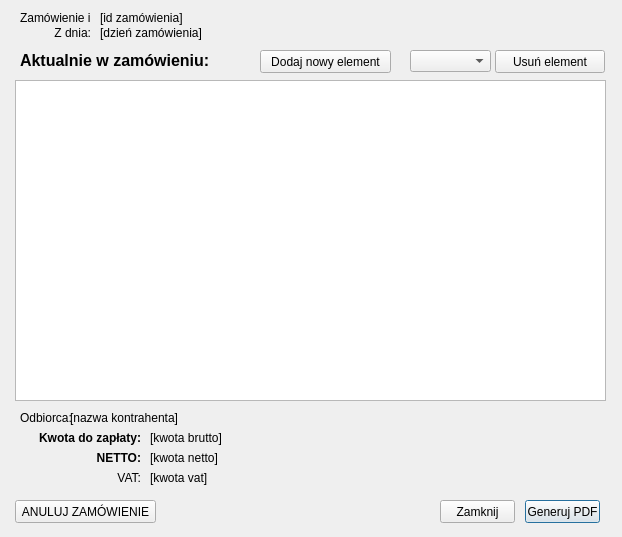
DzimiX/ProgramSprzedazowy, file salescreate.ui: the form before one commit.
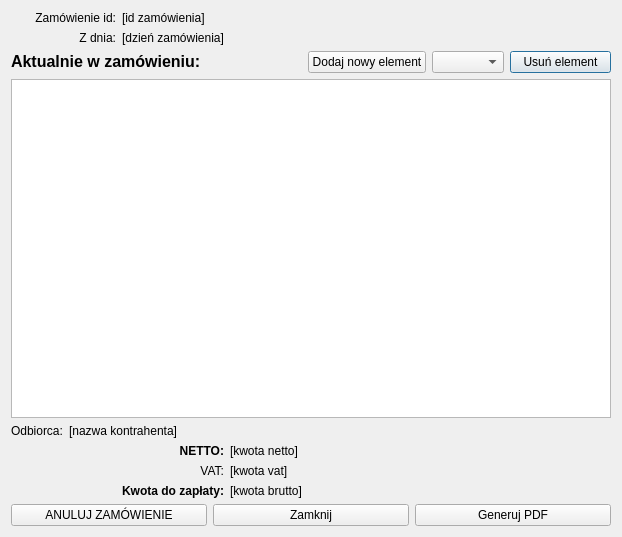
The form after the commit.

```diff
--- a/salescreate.ui
+++ b/salescreate.ui
@@ -13,269 +13,154 @@
   <property name="windowTitle">
    <string>Tworzenie zamówienia</string>
   </property>
-  <widget class="QLabel" name="label">
-   <property name="geometry">
-    <rect>
-     <x>20</x>
-     <y>50</y>
-     <width>221</width>
-     <height>21</height>
-    </rect>
-   </property>
-   <property name="text">
-    <string>&lt;html&gt;&lt;head/&gt;&lt;body&gt;&lt;p&gt;&lt;span style=&quot; font-size:12pt; font-weight:600;&quot;&gt;Aktualnie w zamówieniu:&lt;/span&gt;&lt;/p&gt;&lt;/body&gt;&lt;/html&gt;</string>
-   </property>
-  </widget>
-  <widget class="QPushButton" name="button_print">
-   <property name="enabled">
-    <bool>true</bool>
-   </property>
-   <property name="geometry">
-    <rect>
-     <x>525</x>
-     <y>500</y>
-     <width>75</width>
-     <height>23</height>
-    </rect>
-   </property>
-   <property name="text">
-    <string>Generuj PDF</string>
-   </property>
-  </widget>
-  <widget class="QPushButton" name="button_quit">
-   <property name="geometry">
-    <rect>
-     <x>440</x>
-     <y>500</y>
-     <width>75</width>
-     <height>23</height>
-    </rect>
-   </property>
-   <property name="text">
-    <string>Zamknij</string>
-   </property>
-  </widget>
-  <widget class="QLabel" name="label_2">
-   <property name="geometry">
-    <rect>
-     <x>20</x>
-     <y>10</y>
-     <width>71</width>
-     <height>16</height>
-    </rect>
-   </property>
-   <property name="text">
-    <string>&lt;html&gt;&lt;head/&gt;&lt;body&gt;&lt;p align=&quot;right&quot;&gt;Zamówienie id:&lt;/p&gt;&lt;/body&gt;&lt;/html&gt;</string>
-   </property>
-  </widget>
-  <widget class="QLabel" name="output_id">
-   <property name="geometry">
-    <rect>
-     <x>100</x>
-     <y>10</y>
-     <width>501</width>
-     <height>16</height>
-    </rect>
-   </property>
-   <property name="text">
-    <string>[id zamówienia]</string>
-   </property>
-  </widget>
-  <widget class="QLabel" name="label_4">
-   <property name="geometry">
-    <rect>
-     <x>20</x>
-     <y>25</y>
-     <width>71</width>
-     <height>16</height>
-    </rect>
-   </property>
-   <property name="text">
-    <string>&lt;html&gt;&lt;head/&gt;&lt;body&gt;&lt;p align=&quot;right&quot;&gt;Z dnia:&lt;/p&gt;&lt;/body&gt;&lt;/html&gt;</string>
-   </property>
-  </widget>
-  <widget class="QLabel" name="output_date">
-   <property name="geometry">
-    <rect>
-     <x>100</x>
-     <y>25</y>
-     <width>501</width>
-     <height>16</height>
-    </rect>
-   </property>
-   <property name="text">
-    <string>[dzień zamówienia]</string>
-   </property>
-  </widget>
-  <widget class="QLabel" name="label_3">
-   <property name="geometry">
-    <rect>
-     <x>20</x>
-     <y>410</y>
-     <width>51</width>
-     <height>16</height>
-    </rect>
-   </property>
-   <property name="text">
-    <string>Odbiorca:</string>
-   </property>
-  </widget>
-  <widget class="QLabel" name="output_client">
-   <property name="geometry">
-    <rect>
-     <x>70</x>
-     <y>410</y>
-     <width>531</width>
-     <height>16</height>
-    </rect>
-   </property>
-   <property name="text">
-    <string>[nazwa kontrahenta]</string>
-   </property>
-  </widget>
-  <widget class="QLabel" name="label_6">
-   <property name="geometry">
-    <rect>
-     <x>20</x>
-     <y>430</y>
-     <width>121</width>
-     <height>16</height>
-    </rect>
-   </property>
-   <property name="text">
-    <string>&lt;html&gt;&lt;head/&gt;&lt;body&gt;&lt;p align=&quot;right&quot;&gt;&lt;span style=&quot; font-weight:600;&quot;&gt;Kwota do zapłaty:&lt;/span&gt;&lt;/p&gt;&lt;/body&gt;&lt;/html&gt;</string>
-   </property>
-  </widget>
-  <widget class="QLabel" name="label_7">
-   <property name="geometry">
-    <rect>
-     <x>20</x>
-     <y>470</y>
-     <width>121</width>
-     <height>16</height>
-    </rect>
-   </property>
-   <property name="text">
-    <string>&lt;html&gt;&lt;head/&gt;&lt;body&gt;&lt;p align=&quot;right&quot;&gt;VAT:&lt;/p&gt;&lt;/body&gt;&lt;/html&gt;</string>
-   </property>
-  </widget>
-  <widget class="QLabel" name="output_gross">
-   <property name="geometry">
-    <rect>
-     <x>150</x>
-     <y>430</y>
-     <width>461</width>
-     <height>16</height>
-    </rect>
-   </property>
-   <property name="text">
-    <string>[kwota brutto]</string>
-   </property>
-  </widget>
-  <widget class="QLabel" name="output_tax">
-   <property name="geometry">
-    <rect>
-     <x>150</x>
-     <y>470</y>
-     <width>461</width>
-     <height>16</height>
-    </rect>
-   </property>
-   <property name="text">
-    <string>[kwota vat]</string>
-   </property>
-  </widget>
-  <widget class="QLabel" name="output_net">
-   <property name="geometry">
-    <rect>
-     <x>150</x>
-     <y>450</y>
-     <width>461</width>
-     <height>16</height>
-    </rect>
-   </property>
-   <property name="text">
-    <string>[kwota netto]</string>
-   </property>
-  </widget>
-  <widget class="QLabel" name="label_11">
-   <property name="geometry">
-    <rect>
-     <x>20</x>
-     <y>450</y>
-     <width>121</width>
-     <height>16</height>
-    </rect>
-   </property>
-   <property name="text">
-    <string>&lt;html&gt;&lt;head/&gt;&lt;body&gt;&lt;p align=&quot;right&quot;&gt;&lt;span style=&quot; font-weight:600;&quot;&gt;NETTO:&lt;/span&gt;&lt;/p&gt;&lt;/body&gt;&lt;/html&gt;</string>
-   </property>
-  </widget>
-  <widget class="QPushButton" name="button_removeElement">
-   <property name="geometry">
-    <rect>
-     <x>495</x>
-     <y>50</y>
-     <width>110</width>
-     <height>23</height>
-    </rect>
-   </property>
-   <property name="text">
-    <string>Usuń element</string>
-   </property>
-  </widget>
-  <widget class="QPushButton" name="button_addElement">
-   <property name="geometry">
-    <rect>
-     <x>260</x>
-     <y>50</y>
-     <width>131</width>
-     <height>23</height>
-    </rect>
-   </property>
-   <property name="text">
-    <string>Dodaj nowy element</string>
-   </property>
-  </widget>
-  <widget class="QTableView" name="tableView">
-   <property name="geometry">
-    <rect>
-     <x>15</x>
-     <y>80</y>
-     <width>591</width>
-     <height>321</height>
-    </rect>
-   </property>
-   <property name="selectionBehavior">
-    <enum>QAbstractItemView::SelectRows</enum>
-   </property>
-   <attribute name="verticalHeaderVisible">
-    <bool>false</bool>
-   </attribute>
-  </widget>
-  <widget class="QPushButton" name="button_cancel">
-   <property name="geometry">
-    <rect>
-     <x>15</x>
-     <y>500</y>
-     <width>141</width>
-     <height>23</height>
-    </rect>
-   </property>
-   <property name="text">
-    <string>ANULUJ ZAMÓWIENIE</string>
-   </property>
-  </widget>
-  <widget class="QComboBox" name="comboBox">
-   <property name="geometry">
-    <rect>
-     <x>410</x>
-     <y>50</y>
-     <width>81</width>
-     <height>22</height>
-    </rect>
-   </property>
-  </widget>
+  <layout class="QGridLayout" name="gridLayout">
+   <item row="4" column="0">
+    <widget class="QLabel" name="label_3">
+     <property name="text">
+      <string>Odbiorca:</string>
+     </property>
+    </widget>
+   </item>
+   <item row="4" column="1" colspan="7">
+    <widget class="QLabel" name="output_client">
+     <property name="text">
+      <string>[nazwa kontrahenta]</string>
+     </property>
+    </widget>
+   </item>
+   <item row="1" column="2" colspan="6">
+    <widget class="QLabel" name="output_date">
+     <property name="text">
+      <string>[dzień zamówienia]</string>
+     </property>
+    </widget>
+   </item>
+   <item row="2" column="0" colspan="4">
+    <widget class="QLabel" name="label">
+     <property name="text">
+      <string>&lt;html&gt;&lt;head/&gt;&lt;body&gt;&lt;p&gt;&lt;span style=&quot; font-size:12pt; font-weight:600;&quot;&gt;Aktualnie w zamówieniu:&lt;/span&gt;&lt;/p&gt;&lt;/body&gt;&lt;/html&gt;</string>
+     </property>
+    </widget>
+   </item>
+   <item row="3" column="0" colspan="8">
+    <widget class="QTableView" name="tableView">
+     <property name="selectionBehavior">
+      <enum>QAbstractItemView::SelectRows</enum>
+     </property>
+     <attribute name="verticalHeaderVisible">
+      <bool>false</bool>
+     </attribute>
+    </widget>
+   </item>
+   <item row="1" column="0" colspan="2">
+    <widget class="QLabel" name="label_4">
+     <property name="text">
+      <string>&lt;html&gt;&lt;head/&gt;&lt;body&gt;&lt;p align=&quot;right&quot;&gt;Z dnia:&lt;/p&gt;&lt;/body&gt;&lt;/html&gt;</string>
+     </property>
+    </widget>
+   </item>
+   <item row="2" column="5">
+    <widget class="QComboBox" name="comboBox"/>
+   </item>
+   <item row="2" column="6" colspan="2">
+    <widget class="QPushButton" name="button_removeElement">
+     <property name="text">
+      <string>Usuń element</string>
+     </property>
+    </widget>
+   </item>
+   <item row="0" column="2" colspan="6">
+    <widget class="QLabel" name="output_id">
+     <property name="text">
+      <string>[id zamówienia]</string>
+     </property>
+    </widget>
+   </item>
+   <item row="0" column="0" colspan="2">
+    <widget class="QLabel" name="label_2">
+     <property name="text">
+      <string>&lt;html&gt;&lt;head/&gt;&lt;body&gt;&lt;p align=&quot;right&quot;&gt;Zamówienie id:&lt;/p&gt;&lt;/body&gt;&lt;/html&gt;</string>
+     </property>
+    </widget>
+   </item>
+   <item row="7" column="3">
+    <widget class="QLabel" name="output_tax">
+     <property name="text">
+      <string>[kwota vat]</string>
+     </property>
+    </widget>
+   </item>
+   <item row="7" column="2">
+    <widget class="QLabel" name="label_7">
+     <property name="text">
+      <string>&lt;html&gt;&lt;head/&gt;&lt;body&gt;&lt;p align=&quot;right&quot;&gt;VAT:&lt;/p&gt;&lt;/body&gt;&lt;/html&gt;</string>
+     </property>
+    </widget>
+   </item>
+   <item row="2" column="4">
+    <widget class="QPushButton" name="button_addElement">
+     <property name="text">
+      <string>Dodaj nowy element</string>
+     </property>
+    </widget>
+   </item>
+   <item row="10" column="0" colspan="8">
+    <layout class="QHBoxLayout" name="horizontalLayout">
+     <item>
+      <widget class="QPushButton" name="button_cancel">
+       <property name="text">
+        <string>ANULUJ ZAMÓWIENIE</string>
+       </property>
+      </widget>
+     </item>
+     <item>
+      <widget class="QPushButton" name="button_quit">
+       <property name="text">
+        <string>Zamknij</string>
+       </property>
+      </widget>
+     </item>
+     <item>
+      <widget class="QPushButton" name="button_print">
+       <property name="enabled">
+        <bool>true</bool>
+       </property>
+       <property name="text">
+        <string>Generuj PDF</string>
+       </property>
+      </widget>
+     </item>
+    </layout>
+   </item>
+   <item row="6" column="2">
+    <widget class="QLabel" name="label_11">
+     <property name="text">
+      <string>&lt;html&gt;&lt;head/&gt;&lt;body&gt;&lt;p align=&quot;right&quot;&gt;&lt;span style=&quot; font-weight:600;&quot;&gt;NETTO:&lt;/span&gt;&lt;/p&gt;&lt;/body&gt;&lt;/html&gt;</string>
+     </property>
+    </widget>
+   </item>
+   <item row="8" column="2">
+    <widget class="QLabel" name="label_6">
+     <property name="text">
+      <string>&lt;html&gt;&lt;head/&gt;&lt;body&gt;&lt;p align=&quot;right&quot;&gt;&lt;span style=&quot; font-weight:600;&quot;&gt;Kwota do zapłaty:&lt;/span&gt;&lt;/p&gt;&lt;/body&gt;&lt;/html&gt;</string>
+     </property>
+    </widget>
+   </item>
+   <item row="6" column="3">
+    <widget class="QLabel" name="output_net">
+     <property name="text">
+      <string>[kwota netto]</string>
+     </property>
+    </widget>
+   </item>
+   <item row="8" column="3">
+    <widget class="QLabel" name="output_gross">
+     <property name="text">
+      <string>[kwota brutto]</string>
+     </property>
+    </widget>
+   </item>
+  </layout>
  </widget>
  <resources/>
  <connections/>
```
